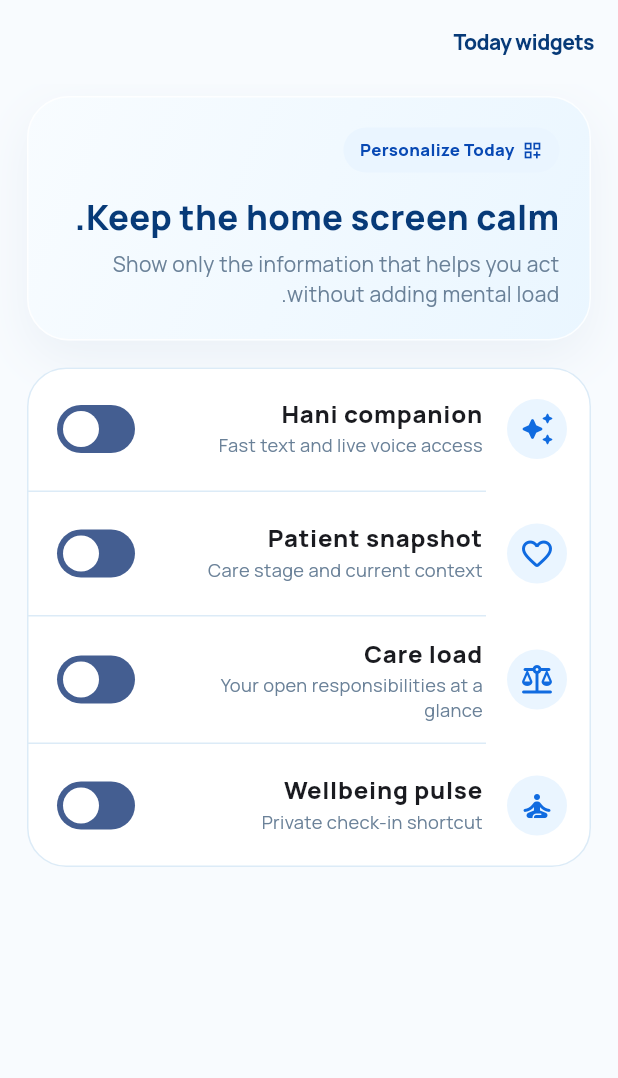
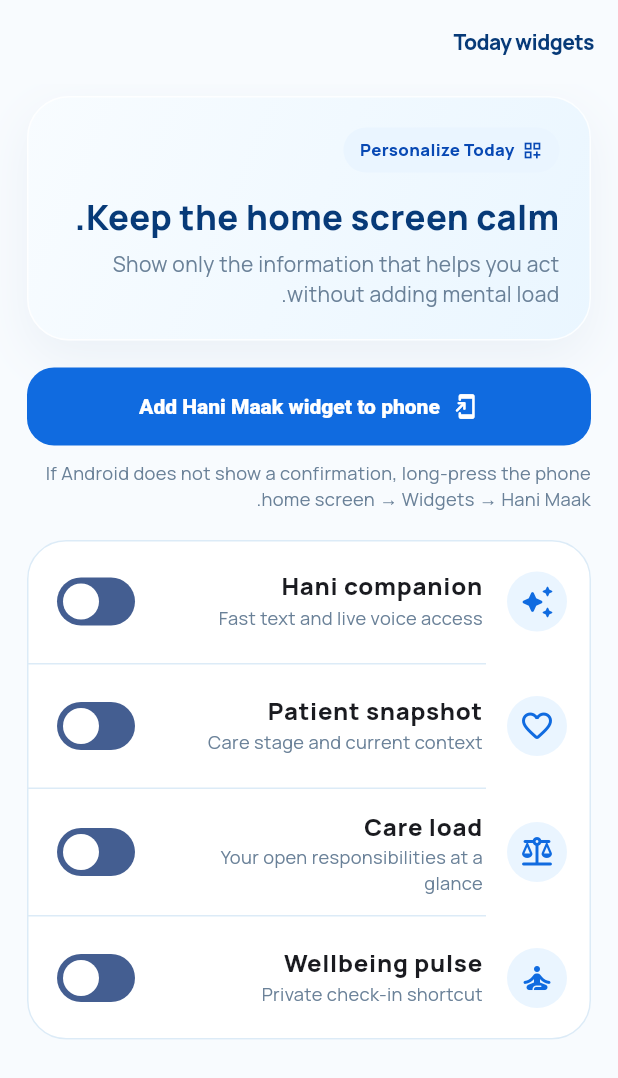
Before and after one commit to Ahmed-Braiek/hani-maak, a Flutter app: the WidgetsScreen screen opened by its route, on a phone screen of 412 x 824 dp. Shown: the top 1078 px of the screen. Run offline on Flutter 3.47's test engine with Material 3 defaults, Android fonts, the phone set to English and light mode, and no system bars; our stand-ins replace flutter_local_notifications, flutter_riverpod, go_router, google_fonts, image_picker, just_audio and 3 more; missing offline and left inert: dart:js_interop, home_widget, record; accounts and stored records are empty.

Commit message:
Add Android home-screen widget installation action

```diff
--- a/apps/mobile/lib/features/settings/widgets_screen.dart
+++ b/apps/mobile/lib/features/settings/widgets_screen.dart
@@ -1,5 +1,6 @@
 import 'package:flutter/material.dart';
 import 'package:flutter_riverpod/flutter_riverpod.dart';
+import 'package:home_widget/home_widget.dart';
 import '../../core/settings/app_settings.dart';
 import '../../core/theme/app_theme.dart';
 import '../../core/widgets/hani_ui.dart';
@@ -63,6 +64,46 @@
                 ),
               ],
             ),
+          ),
+          const SizedBox(height: 18),
+          FilledButton.icon(
+            onPressed: () async {
+              final supported = await HomeWidget.isRequestPinWidgetSupported();
+              if (!context.mounted) return;
+              if (supported != true) {
+                ScaffoldMessenger.of(context).showSnackBar(
+                  const SnackBar(
+                    content: Text(
+                      'Your launcher does not support automatic widget pinning. Long-press the home screen, open Widgets, then choose Hani Maak.',
+                    ),
+                  ),
+                );
+                return;
+              }
+
+              await HomeWidget.requestPinWidget(
+                name: 'HaniMaakWidgetProvider',
+                androidName: 'HaniMaakWidgetProvider',
+                qualifiedAndroidName:
+                    'com.hanimaak.hani_maak_mobile.HaniMaakWidgetProvider',
+              );
+
+              if (!context.mounted) return;
+              ScaffoldMessenger.of(context).showSnackBar(
+                const SnackBar(
+                  content: Text(
+                    'Choose Add on the Android confirmation to place the Hani Maak widget on your home screen.',
+                  ),
+                ),
+              );
+            },
+            icon: const Icon(Icons.add_to_home_screen_rounded),
+            label: const Text('Add Hani Maak widget to phone'),
+          ),
+          const SizedBox(height: 10),
+          const Text(
+            'If Android does not show a confirmation, long-press the phone home screen → Widgets → Hani Maak.',
+            style: TextStyle(color: HaniColors.muted, fontSize: 12.2),
           ),
           const SizedBox(height: 18),
           Card(
```
